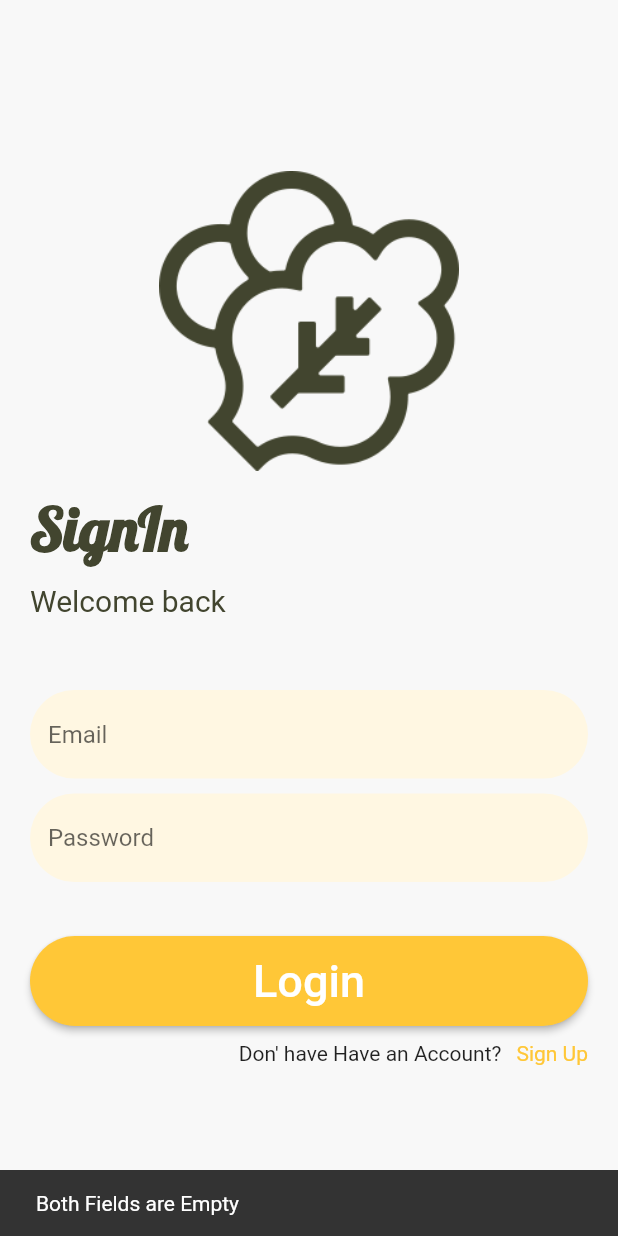
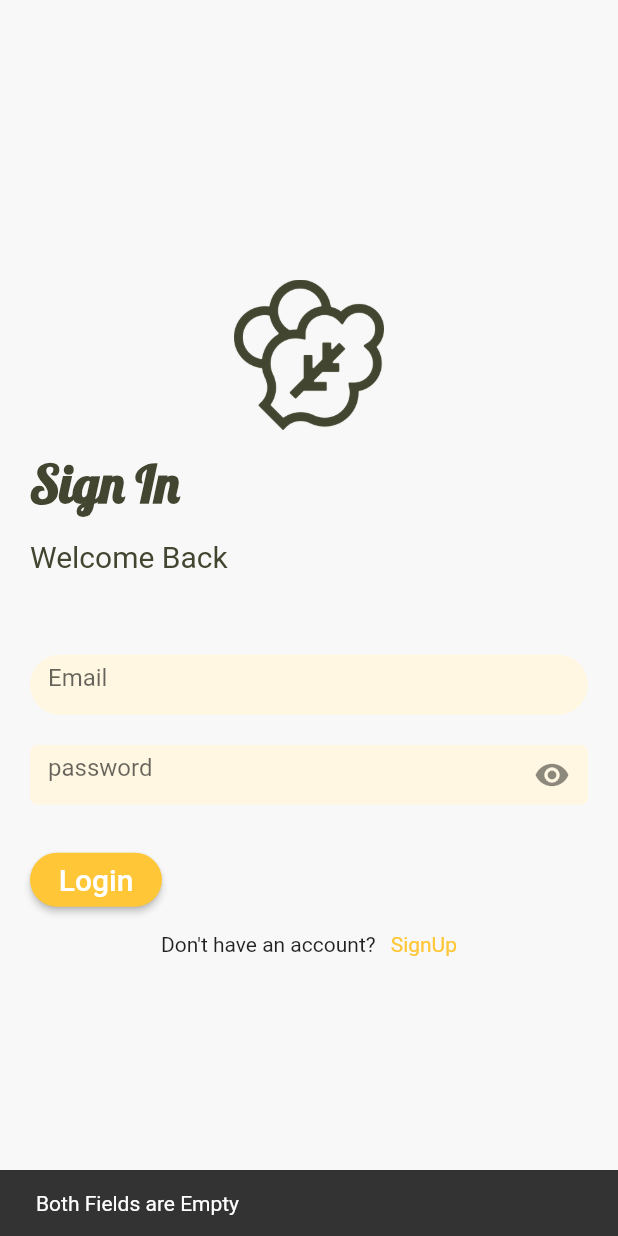
Before and after one commit to usmanhaider461/group-8, a Flutter app: the Login screen opened directly, after a tap on "Login", on a phone screen of 412 x 824 dp. Run offline on Flutter 3.47's test engine with Material 2 defaults, Android fonts, the light colour scheme and no system bars.

Commit message:
Widgets are added in Login Page

```diff
--- a/lib/screens/login.dart
+++ b/lib/screens/login.dart
@@ -1,26 +1,42 @@
-
 import 'package:flutter/cupertino.dart';
 import 'package:flutter/material.dart';
+import 'package:group_8/widgets/haveAccountOrNot.dart';
+import 'package:group_8/widgets/myPasswordFormField.dart';
+import 'package:group_8/widgets/myTextFormField.dart';
+import 'package:group_8/widgets/submitFormField.dart';
+import 'package:group_8/widgets/toptitle.dart';
+
 class Login extends StatelessWidget {
-final  TextEditingController email = TextEditingController();
- static String p = r'^(([^<>()[\]\\.,;:\s@\"]+(\.[^<>()[\]\\.,;:\s@\"]+)*)|(\".+\"))@((\[[0-9]{1,3}\.[0-9]{1,3}\.[0-9]{1,3}\.[0-9]{1,3}\])|(([a-zA-Z\-0-9]+\.)+[a-zA-Z]{2,}))$';
+  final TextEditingController email = TextEditingController();
+  static String p =
+      r'^(([^<>()[\]\\.,;:\s@\"]+(\.[^<>()[\]\\.,;:\s@\"]+)*)|(\".+\"))@((\[[0-9]{1,3}\.[0-9]{1,3}\.[0-9]{1,3}\.[0-9]{1,3}\])|(([a-zA-Z\-0-9]+\.)+[a-zA-Z]{2,}))$';
   static RegExp regExp = new RegExp(p);
   void validation() {
-  if(email.text.isEmpty && password.text.isEmpty) {
-    scaffold.currentState.showSnackBar(SnackBar(content: Text("Both Fields are Empty"),));
+    if (email.text.isEmpty && password.text.isEmpty) {
+      scaffold.currentState.showSnackBar(SnackBar(
+        content: Text("Both Fields are Empty"),
+      ));
+    } else if (email.text.isEmpty) {
+      scaffold.currentState.showSnackBar(SnackBar(
+        content: Text("Email is Empty"),
+      ));
     }
-  else if(email.text.isEmpty){
-    scaffold.currentState.showSnackBar(SnackBar(content: Text("Email is Empty"),));
-  } if(!regExp.hasMatch(email.text)) {
-    scaffold.currentState.showSnackBar(SnackBar(content: Text("Email is not correct"),));
-  }
-  else if (password.text.isEmpty) {
-    scaffold.currentState.showSnackBar(SnackBar(content: Text("Password is Empty"),));
+    if (!regExp.hasMatch(email.text)) {
+      scaffold.currentState.showSnackBar(SnackBar(
+        content: Text("Email is not correct"),
+      ));
+    } else if (password.text.isEmpty) {
+      scaffold.currentState.showSnackBar(SnackBar(
+        content: Text("Password is Empty"),
+      ));
     } else if (password.text.length < 8) {
-    scaffold.currentState.showSnackBar(SnackBar(content: Text("Password is too short"),));
+      scaffold.currentState.showSnackBar(SnackBar(
+        content: Text("Password is too short"),
+      ));
     }
   }
-final  TextEditingController password = TextEditingController();
+
+  final TextEditingController password = TextEditingController();
   final GlobalKey<ScaffoldState> scaffold = GlobalKey<ScaffoldState>();
 
   @override
@@ -31,115 +47,42 @@ final GlobalKey<ScaffoldState> scaffold = GlobalKey<ScaffoldState>();
       backgroundColor: Color(0xfff8f8f8),
       body: SafeArea(
         child: Container(
-          padding: EdgeInsets.symmetric(vertical: 10, horizontal: 20),
+          padding: EdgeInsets.symmetric( horizontal: 20),
           child: Column(
             mainAxisAlignment: MainAxisAlignment.center,
             children: [
               Container(
-                height: 200,
-                width: 200,
-               child: Image.asset('assets/logo-dark.png',
-               height: 100, width: 100,
-               )
-
-
+                  child: Image.asset(
+                'assets/logo-dark.png',
+                height: 100,
+                width: 100,
               ),
-              Container(
-                height: 110,
-                width: 400,
-
-                child: Column(
-                  crossAxisAlignment: CrossAxisAlignment.start,
-                  mainAxisAlignment: MainAxisAlignment.spaceEvenly,
-                  children: [
-                  Text("SignIn", style: TextStyle(
-                    fontSize: 40,
-                    fontFamily: 'Lobster',
-                    color: Color(0xff42452F),
-                    fontWeight: FontWeight.bold
-                  ),),
-                  Text("Welcome back", style: TextStyle(
-                      fontSize: 20,
-                      color: Color(0xff42452F),
-                      fontWeight: FontWeight.normal
-                  ),),
-                ],
               ),
-
+              TopTitle(
+                subTitle: "Welcome Back",
+                title: "Sign In",
               ),
               Center(
                 child: Container(
-                  height: 200,
+                  height: 170,
                   width: 400,
                   child: Column(
                     mainAxisAlignment: MainAxisAlignment.center,
                     children: [
-                      TextFormField(
-                        controller: email,
-                        decoration: InputDecoration(
-                          fillColor: Color(0xfffff7e2),
-                          filled: true,
-                          hintText: "Email",
-                          border: OutlineInputBorder(
-                            borderSide: BorderSide.none,
-                            borderRadius: BorderRadius.circular(30.0)
-                          )
-                        ),
-                      ),
+                      MyTextFormField(title: "Email", controller: email),
                       SizedBox(
                         height: 10,
                       ),
-                      TextFormField(
-                        controller: password,
-                        obscureText: true,
-                        decoration: InputDecoration(
-                            fillColor: Color(0xfffff7e2),
-                            filled: true,
-                            hintText: "Password",
-                            border: OutlineInputBorder(
-                              borderSide: BorderSide.none,
-                                borderRadius: BorderRadius.circular(30.0)
-                            )
-                        ),
-                      ),
+                      MyPasswordFormField(title: "password", controller: password,)
                     ],
                   ),
                 ),
               ),
-              Container(
-                height: 60,
-                width: 400,
-                child: RaisedButton(
-                  shape: RoundedRectangleBorder(
-                    borderRadius: BorderRadius.circular(30.0)
+              SubmitFormField(name: 'Sign In', onPressed: () => validation()),
+              SizedBox(
+                height: 15.0,
               ),
-                  color: Theme.of(context).primaryColor,
-
-                  child: Text("Login", style: TextStyle(
-                    color: Colors.white,
-                    fontSize: 30
-                  ),),
-                  onPressed: (){
-                    validation();
-                  },
-                ),
-              ),
-              SizedBox(
-                height: 10.0,
-              ),
-              Row(
-
-                mainAxisAlignment: MainAxisAlignment.end,
-                children: [
-                  Text('Don\' have Have an Account?'),
-                  SizedBox(
-                    width: 10.0,
-                  ),
-                  Text('Sign Up', style: TextStyle(
-                    color: Theme.of(context).primaryColor
-                  ),),
-                ],
-              )
+              HaveAccountOrNot(subTitle: 'SignUp', title: 'Don\'t have an account?')
             ],
           ),
         ),
```
Lines whose indentation alone changed are shown as unchanged.
